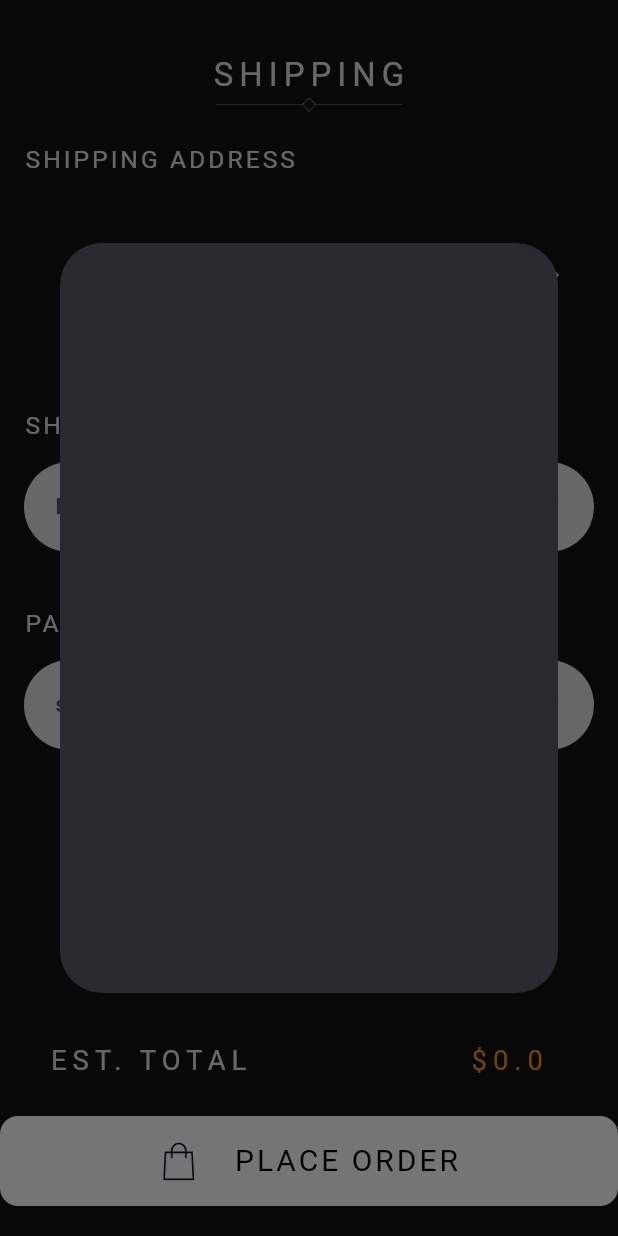
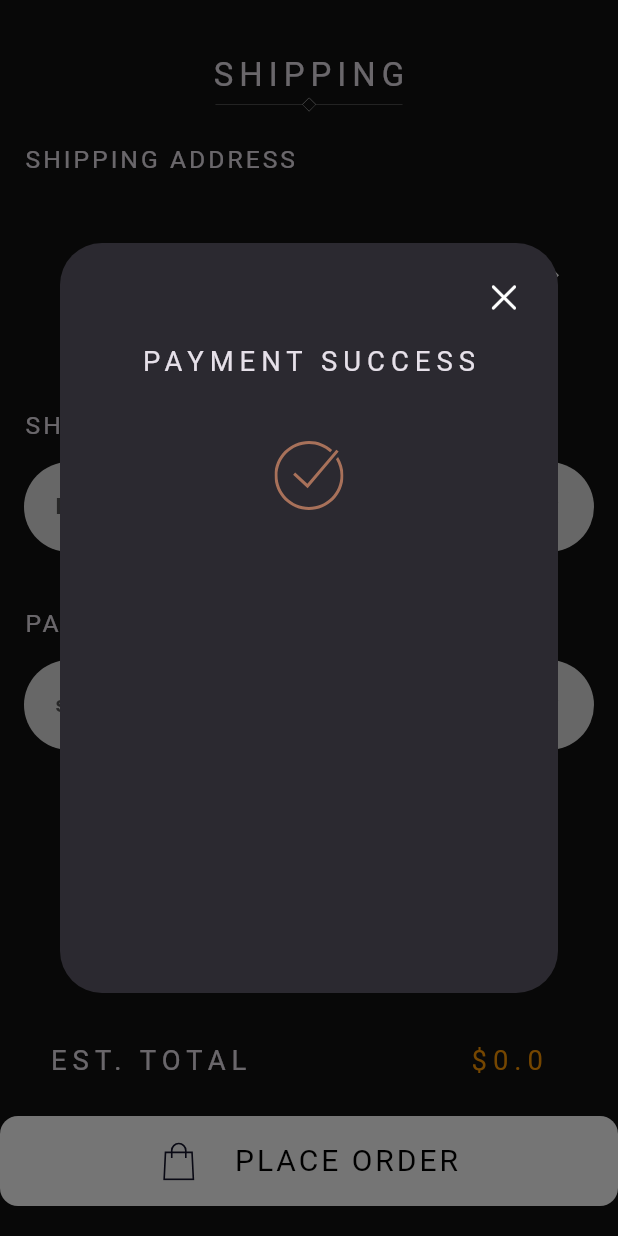
Before and after one commit to Omar-Tmam/Open-Fashion, a Flutter app: the ShippingViewBody widget shown alone on an empty page, opened directly with empty values, after a tap on "PLACE ORDER", on a phone screen of 412 x 824 dp. Run offline on Flutter 3.47's test engine with Material 3 defaults, Android fonts, the phone set to English and light mode, and no system bars; our stand-ins replace flutter_credit_card, flutter_svg, gap, go_router; Roboto replaces fonts that are missing (TenorSans).

Commit message:
create payment model

```diff
--- /dev/null
+++ b/lib/Features/payment_view/data/models/payment_model.dart
@@ -0,0 +1,8 @@
+class PaymentModel {
+  final String cardNumber;
+  final String expiryDate;
+  final String cvv;
+  final String cardHolder;
+
+  PaymentModel({required this.cardNumber, required this.expiryDate, required this.cvv, required this.cardHolder});
+}
--- a/lib/Features/product_details/data/models/order_model.dart
+++ b/lib/Features/product_details/data/models/order_model.dart
@@ -1,11 +1,19 @@
 import 'package:open_fashion/Features/address_view/data/models/address_model.dart';
 import 'package:open_fashion/Features/home_view/data/models/product_model.dart';
+import 'package:open_fashion/Features/payment_view/data/models/payment_model.dart';
 
 class OrderModel {
   final ProductModel productModel;
   final int quantity;
   final double totalPrice;
   AddressModel? addressModel;
+  final PaymentModel? paymentModel;
 
-  OrderModel({required this.productModel, required this.quantity, required this.totalPrice,this.addressModel});
+  OrderModel( {
+     this.paymentModel,
+    required this.productModel,
+    required this.quantity,
+    required this.totalPrice,
+    this.addressModel,
+  });
 }
--- a/lib/Features/shipping_view/presentation/views/widgets/shipping_view_body.dart
+++ b/lib/Features/shipping_view/presentation/views/widgets/shipping_view_body.dart
@@ -1,3 +1,4 @@
+import 'package:flutter/cupertino.dart';
 import 'package:flutter/material.dart';
 import 'package:flutter_svg/svg.dart';
 import 'package:gap/gap.dart';
@@ -88,7 +89,22 @@ class ShippingViewBody extends StatelessWidget {
                   child: SizedBox(
                     width: double.infinity,
                     height: 500,
-                    child: Column(mainAxisSize: MainAxisSize.max, children: []),
+                    child: Padding(
+                      padding: const EdgeInsets.all(24),
+                      child: Column(
+                        mainAxisSize: MainAxisSize.max,
+                        children: [
+                          Align(
+                            alignment: AlignmentGeometry.centerRight,
+                            child: Icon(CupertinoIcons.clear),
+                          ),
+                          Gap(18),
+                          Text('Payment success'.toUpperCase(), style: AppStyles.title18(context)),
+                          Gap(40),
+                          SvgPicture.asset(Assets.imgsDone),
+                        ],
+                      ),
+                    ),
                   ),
                 );
               },
```
